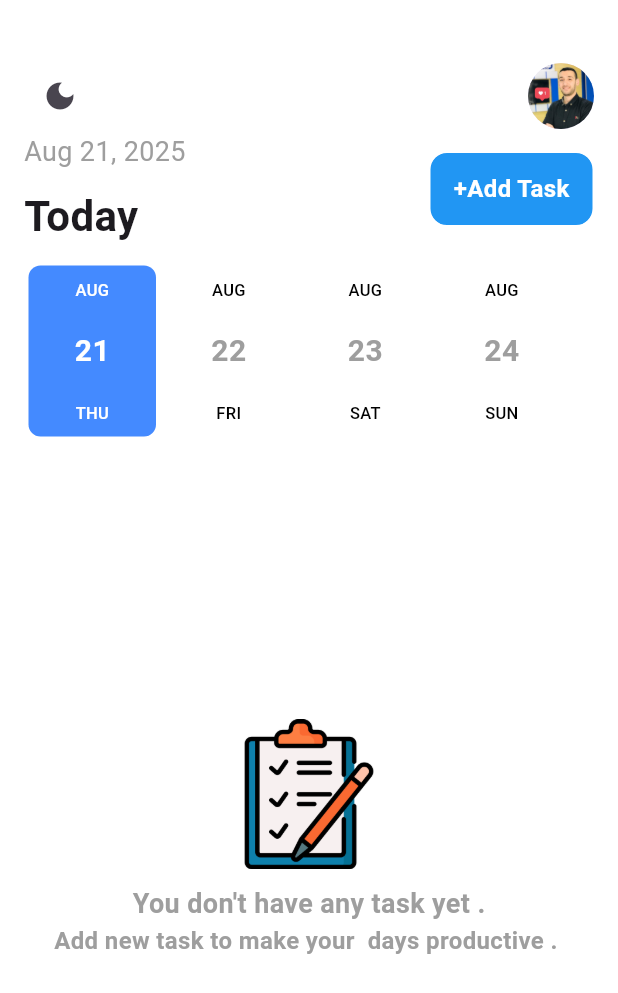
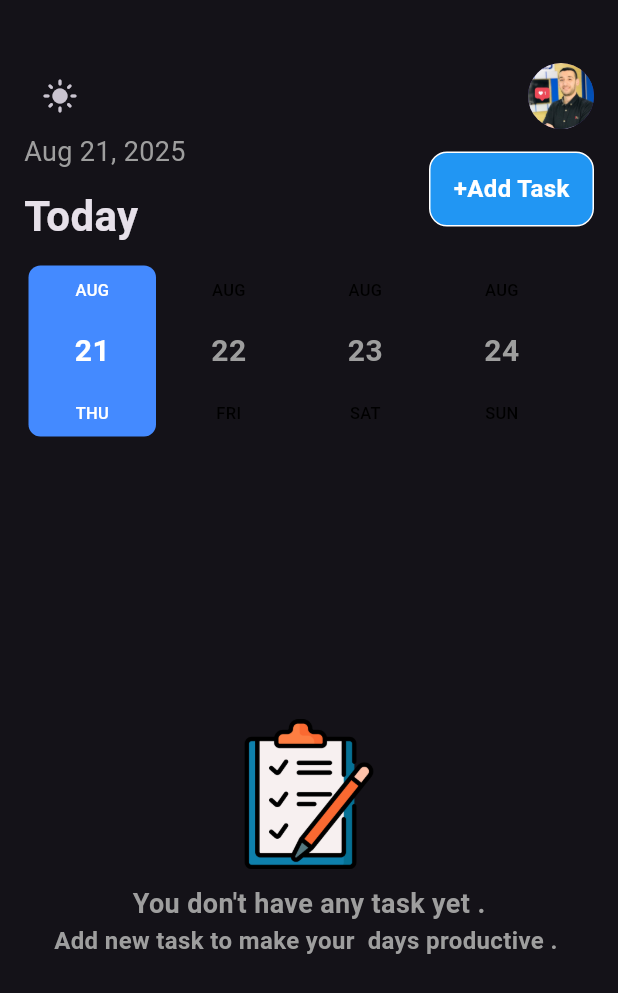
Before and after one commit to farouqmurtaja96-source/Task-App, a Flutter app: the HomeView screen opened directly, after a tap on the "dark mode" icon, on a phone screen of 412 x 824 dp. Shown: the top 993 px of the screen. Run offline on Flutter 3.47's test engine with Material 3 defaults, Android fonts, the phone set to English and light mode, and no system bars; drawn by our look-alikes of date_picker_timeline; our stand-ins replace bloc, flutter_bloc, flutter_local_notifications, flutter_timezone, hive, hive_flutter and 1 more; accounts and stored records are empty; statements that could not run were skipped.

Commit message:
feat: implement theme management and notification payload handling

```diff
--- a/lib/cubit/add_task_cubit/add_task_cubit.dart
+++ b/lib/cubit/add_task_cubit/add_task_cubit.dart
@@ -9,11 +9,13 @@ part 'add_task_state.dart';
 class AddTaskCubit extends Cubit<AddTaskState> {
   AddTaskCubit() : super(AddTaskInitial());
   Color color = Color.fromARGB(255, 33, 159, 243);
+
   addTask(TaskModel task) async {
     task.color = color.toARGB32();
     try {
       var data = await Hive.box<TaskModel>('tasks');
       data.add(task);
+
       emit(AddTaskSucces());
     } catch (e) {
       emit(AddTaskfailuer(errormessge: e.toString()));
@@ -25,12 +27,14 @@ class AddTaskCubit extends Cubit<AddTaskState> {
     required String title,
     required String body,
     required DateTime scheduledDate,
+    String? payload,
   }) {
     LocalNotification.ShowNotifiction(
       id: id,
       title: title,
       body: body,
       scheduledDate: scheduledDate,
+      payload: payload,
     );
   }
 }
--- /dev/null
+++ b/lib/cubit/theme_cubit/them_cubit_cubit.dart
@@ -0,0 +1,13 @@
+import 'package:bloc/bloc.dart';
+import 'package:flutter/material.dart';
+import 'package:meta/meta.dart';
+
+part 'them_cubit_state.dart';
+
+class ThemCubit extends Cubit<ThemeMode> {
+  ThemCubit() : super(ThemeMode.light);
+
+  void toggleTheme() {
+    emit(state == ThemeMode.light ? ThemeMode.dark : ThemeMode.light);
+  }
+}
--- /dev/null
+++ b/lib/cubit/theme_cubit/them_cubit_state.dart
@@ -0,0 +1,6 @@
+part of 'them_cubit_cubit.dart';
+
+@immutable
+sealed class ThemCubitState {}
+
+final class ThemCubitInitial extends ThemCubitState {}
--- a/lib/main.dart
+++ b/lib/main.dart
@@ -3,6 +3,7 @@ import 'package:flutter_bloc/flutter_bloc.dart';
 import 'package:hive_flutter/hive_flutter.dart';
 import 'package:task_v1/cubit/add_task_cubit/add_task_cubit.dart';
 import 'package:task_v1/cubit/get_task_cubit/get_task_cubit.dart';
+import 'package:task_v1/cubit/theme_cubit/them_cubit_cubit.dart';
 import 'package:task_v1/model/task_model.dart';
 import 'package:task_v1/services/notification.dart';
 import 'package:task_v1/views/home_view.dart';
@@ -25,11 +26,18 @@ class TaskApp extends StatelessWidget {
       providers: [
         BlocProvider(create: (context) => AddTaskCubit()),
         BlocProvider(create: (context) => GetTaskCubit()),
+        BlocProvider(create: (context) => ThemCubit()),
       ],
-      child: MaterialApp(
-        theme: ThemeData.light(),
-        debugShowCheckedModeBanner: false,
-        home: HomeView(),
+      child: BlocBuilder<ThemCubit, ThemeMode>(
+        builder: (context, state) {
+          return MaterialApp(
+            theme: ThemeData.light(),
+            darkTheme: ThemeData.dark(),
+            themeMode: state,
+            debugShowCheckedModeBanner: false,
+            home: HomeView(),
+          );
+        },
       ),
     );
   }
--- a/lib/services/notification.dart
+++ b/lib/services/notification.dart
@@ -43,6 +43,7 @@ class LocalNotification {
     required String title,
     required String body,
     required DateTime scheduledDate,
+    String? payload,
   }) async {
     NotificationDetails details = NotificationDetails(
       android: AndroidNotificationDetails(
@@ -60,6 +61,7 @@ class LocalNotification {
       title,
       body,
       tz.TZDateTime.from(scheduledDate, tz.local),
+      payload: payload,
       details,
       androidScheduleMode: AndroidScheduleMode.exactAllowWhileIdle,
     );
--- a/lib/views/add_task_view.dart
+++ b/lib/views/add_task_view.dart
@@ -237,6 +237,7 @@ class _AddTaskViewState extends State<AddTaskView> {
                               title: title!,
                               body: note!,
                               scheduledDate: scheduledDate,
+                              payload: id.toString(),
                             );
                             Navigator.pop(context);
                           }
--- a/lib/views/home_view.dart
+++ b/lib/views/home_view.dart
@@ -1,6 +1,8 @@
 import 'package:flutter/material.dart';
 import 'package:flutter_bloc/flutter_bloc.dart';
+import 'package:hive/hive.dart';
 import 'package:task_v1/cubit/get_task_cubit/get_task_cubit.dart';
+import 'package:task_v1/cubit/theme_cubit/them_cubit_cubit.dart';
 import 'package:task_v1/services/notification.dart';
 
 import 'package:task_v1/views/notifiction_view.dart';
@@ -27,11 +29,12 @@ class _HomeViewState extends State<HomeView> {
 
   void listen() {
     LocalNotification.streamController.stream.listen((notificrionRespons) {
+      final payload = notificrionRespons.payload;
       Navigator.push(
         context,
         MaterialPageRoute(
           builder: (context) {
-            return NotifictionView(respons: notificrionRespons.payload);
+            return NotifictionView(respons: payload);
           },
         ),
       );
@@ -39,16 +42,24 @@ class _HomeViewState extends State<HomeView> {
   }
 
   DateTime selectDate = DateTime.now();
+
   @override
   Widget build(BuildContext context) {
     return Scaffold(
-      backgroundColor: Colors.white,
       body: Padding(
         padding: const EdgeInsets.symmetric(horizontal: 16.0),
         child: Column(
           children: [
             SizedBox(height: 40),
-            AppBarWidget(icon: Icons.dark_mode, onPressed: () {}),
+            AppBarWidget(
+              icon: context.watch<ThemCubit>().state == ThemeMode.light
+                  ? Icons
+                        .dark_mode // لو الوضع الحالي Light → أيقونة Dark
+                  : Icons.light_mode,
+              onPressed: () {
+                BlocProvider.of<ThemCubit>(context).toggleTheme();
+              },
+            ),
             CustomTittleWidget(),
             SizedBox(height: 10),
             CustomPikeDay(
--- a/lib/widget/custom_pike_day.dart
+++ b/lib/widget/custom_pike_day.dart
@@ -1,17 +1,27 @@
 import 'package:date_picker_timeline/date_picker_timeline.dart';
 import 'package:flutter/material.dart';
+import 'package:flutter_bloc/flutter_bloc.dart';
+import 'package:intl/intl.dart';
+import 'package:task_v1/cubit/get_task_cubit/get_task_cubit.dart';
 
 class CustomPikeDay extends StatelessWidget {
   const CustomPikeDay({super.key, this.onDateChange});
   final Function(DateTime)? onDateChange;
+
   @override
   Widget build(BuildContext context) {
+    DateTime firstDate =
+        BlocProvider.of<GetTaskCubit>(context).tasks!.isNotEmpty
+        ? DateFormat(
+            "M/d/yyyy",
+          ).parse(BlocProvider.of<GetTaskCubit>(context).tasks!.first.date)
+        : DateTime.now();
     return Container(
       decoration: BoxDecoration(borderRadius: BorderRadius.circular(10)),
       child: DatePicker(
+        firstDate,
         onDateChange: onDateChange,
         initialSelectedDate: DateTime.now(),
-        DateTime.now(),
         width: 85,
         height: 120,
         selectionColor: Colors.blueAccent,
```
Also changed, not shown: lib/views/notifiction_view.dart (+45 -5 lines), lib/widget/show_modal_buttom.dart (+38 -1 lines).
